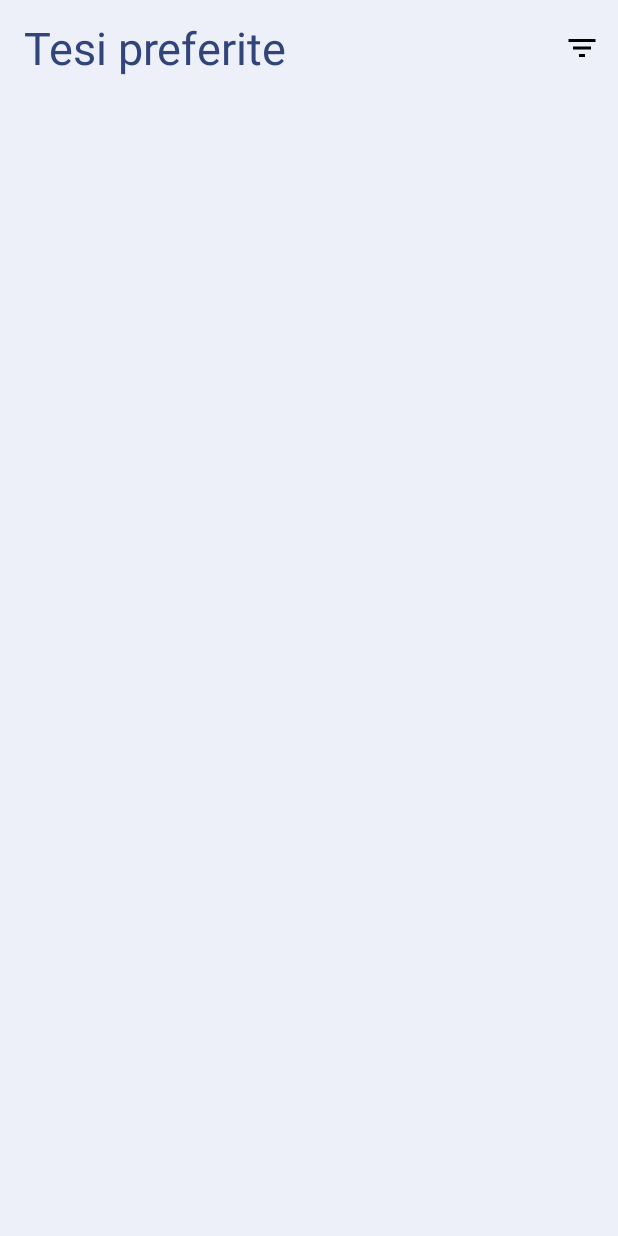
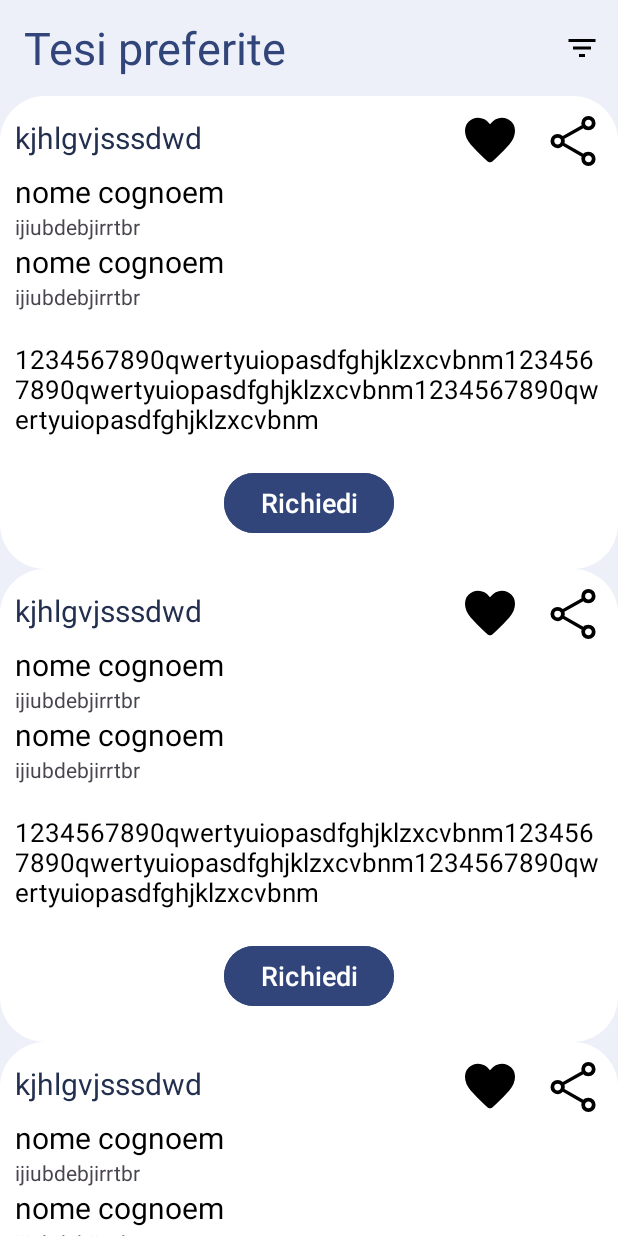
Before and after one commit to TheGreatAG/LaureApp2, an Android app: the layout fragment_tesi_preferite.xml on its own in the app's theme, with its tools: preview values and no code run, on a phone screen of 412 x 824 dp. Run offline under Robolectric (Android 15) with nearby library versions, the phone set to English and light mode, and no system bars.

Commit message:
Sto implementando la lista delle tesi preferite

```diff
--- /dev/null
+++ b/app/src/main/res/drawable/ic_condividi.xml
@@ -0,0 +1,9 @@
+<vector xmlns:android="http://schemas.android.com/apk/res/android"
+    android:width="48dp"
+    android:height="48dp"
+    android:viewportWidth="960"
+    android:viewportHeight="960">
+  <path
+      android:fillColor="#FF000000"
+      android:pathData="M727,880q-47.5,0 -80.75,-33.35Q613,813.31 613,765.67q0,-6.67 1.5,-16.31T619,732L316,556q-15,17 -37,27.5T234,594q-47.5,0 -80.75,-33.25T120,480q0,-47.5 33.25,-80.75T234,366q23,0 44,9t38,26l303,-174q-3,-7.07 -4.5,-15.91Q613,202.25 613,194q0,-47.5 33.25,-80.75T727,80q47.5,0 80.75,33.25T841,194q0,47.5 -33.25,80.75T727,308q-23.35,0 -44.68,-7.5T646,276L343,444q2,8 3.5,18.5t1.5,17.74q0,7.24 -1.5,15Q345,503 343,511l303,172q15,-14 35,-22.5t46,-8.5q47.5,0 80.75,33.25T841,766q0,47.5 -33.25,80.75T727,880ZM727.03,248Q750,248 765.5,232.47q15.5,-15.53 15.5,-38.5T765.47,155.5q-15.53,-15.5 -38.5,-15.5T688.5,155.53q-15.5,15.53 -15.5,38.5t15.53,38.47q15.53,15.5 38.5,15.5ZM234.03,534Q257,534 272.5,518.46q15.5,-15.53 15.5,-38.5T272.46,441.5q-15.53,-15.5 -38.5,-15.5T195.5,441.53q-15.5,15.53 -15.5,38.5t15.53,38.47q15.53,15.5 38.5,15.5ZM727.03,820Q750,820 765.5,804.46q15.5,-15.53 15.5,-38.5T765.47,727.5q-15.53,-15.5 -38.5,-15.5T688.5,727.54q-15.5,15.53 -15.5,38.5t15.53,38.47q15.53,15.5 38.5,15.5ZM727,194ZM234,480ZM727,766Z"/>
+</vector>
--- a/app/src/main/res/drawable/ic_preferito.xml
+++ b/app/src/main/res/drawable/ic_preferito.xml
@@ -4,6 +4,6 @@
     android:viewportWidth="960"
     android:viewportHeight="960">
   <path
-      android:fillColor="#FF000000"
+      android:fillColor="#903232"
       android:pathData="M480,820q-10.7,0 -21.78,-3.87 -11.08,-3.87 -19.49,-12.38L386,755Q262,640 171,535.5T80,317q0,-90.15 60.5,-150.58Q201,106 290,106q51,0 101,24.5t89,80.5q44,-56 91,-80.5t99,-24.5q89,0 149.5,60.42Q880,226.84 880,317q0,114 -91,218.5T574,755l-53,49q-8.25,8.38 -19.13,12.19Q491,820 480,820ZM454,277q-27,-49 -71,-80t-93,-31q-66,0 -108,42.5t-42,108.93q0,57.57 38.88,121.22 38.88,63.65 93,123.5Q326,622 384,673.5q58,51.5 96,86.5 38,-34 96,-86t112,-112.5q54,-60.5 93,-124.19Q820,373.61 820,317q0,-66 -42.5,-108.5T670,166q-50,0 -93.5,30.5T504,277q-5,8 -11,11.5t-14,3.5q-8,0 -14.5,-3.5T454,277ZM480,463Z"/>
 </vector>
--- a/app/src/main/res/drawable/ic_preferito_selezionato.xml
+++ b/app/src/main/res/drawable/ic_preferito_selezionato.xml
@@ -4,6 +4,6 @@
     android:viewportWidth="960"
     android:viewportHeight="960">
   <path
-      android:fillColor="#FF000000"
+      android:fillColor="#903232"
       android:pathData="M480,820q-11,0 -22,-4t-19,-12l-53,-49Q262,640 171,535.5T80,317q0,-90 60.5,-150.5T290,106q51,0 101,24.5t89,80.5q44,-56 91,-80.5t99,-24.5q89,0 149.5,60.5T880,317q0,114 -91,218.5T574,755l-53,49q-8,8 -19,12t-22,4Z"/>
 </vector>
--- /dev/null
+++ b/app/src/main/res/drawable/stile_elementi_lista_tesi_preferite.xml
@@ -0,0 +1,15 @@
+<?xml version="1.0" encoding="utf-8"?>
+<shape xmlns:android="http://schemas.android.com/apk/res/android"
+    android:shape="rectangle">
+
+    <size
+        android:width="40dp"
+        android:height="40dp"/>
+
+  <solid
+      android:color="@color/white"/>
+
+    <corners
+        android:radius="30dp"/>
+
+</shape>
--- a/app/src/main/res/layout/fragment_tesi_preferite.xml
+++ b/app/src/main/res/layout/fragment_tesi_preferite.xml
@@ -1,10 +1,11 @@
 <?xml version="1.0" encoding="utf-8"?>
-<FrameLayout xmlns:android="http://schemas.android.com/apk/res/android"
+<LinearLayout xmlns:android="http://schemas.android.com/apk/res/android"
     xmlns:tools="http://schemas.android.com/tools"
     android:layout_width="match_parent"
     android:layout_height="match_parent"
     xmlns:app="http://schemas.android.com/apk/res-auto"
-    tools:context=".FragmentTesiPreferite">
+    tools:context=".FragmentTesiPreferite"
+    android:orientation="vertical">
 
     <androidx.appcompat.widget.Toolbar
         android:id="@+id/toolbar"
@@ -21,4 +22,14 @@
 
     </androidx.appcompat.widget.Toolbar>
 
-</FrameLayout>
+
+    <!--DA FINIRE, MANCANO LE CLASSI CHE GESTISCONO LA RECICLER VIEW PROBABILE NE RICICLO QUALCUNA-->
+
+    <androidx.recyclerview.widget.RecyclerView
+        android:id="@+id/lista_tesi_preferite"
+        android:layout_width="match_parent"
+        android:layout_height="wrap_content"
+        tools:listitem="@layout/layout_lista_tesi_preferite"
+        />
+
+</LinearLayout>
--- /dev/null
+++ b/app/src/main/res/layout/layout_lista_tesi_preferite.xml
@@ -0,0 +1,103 @@
+<?xml version="1.0" encoding="utf-8"?>
+<LinearLayout
+    xmlns:android="http://schemas.android.com/apk/res/android"
+    android:layout_width="match_parent"
+    android:layout_height="wrap_content"
+    android:background="@drawable/stile_elementi_lista_tesi_preferite"
+    android:orientation="vertical">
+
+    <LinearLayout
+        android:layout_width="match_parent"
+        android:layout_height="wrap_content"
+        android:layout_marginTop="@dimen/margine_bordi_laterali"
+        android:layout_marginStart="@dimen/margine_bordi_laterali"
+        android:layout_marginEnd="@dimen/margine_bordi_laterali">
+
+        <TextView
+            android:id="@+id/txt_titolo_tesi"
+            android:layout_width="0dp"
+            android:layout_height="wrap_content"
+            android:text="kjhlgvjsssdwd"
+            android:textColor="#232F4E"
+            android:textSize="20sp"
+            android:layout_weight="2"
+            />
+
+        <Button
+            android:id="@+id/btn_preferito"
+            android:layout_width="40dp"
+            android:layout_height="40dp"
+            android:layout_marginEnd="15dp"
+            android:background="@drawable/ic_preferito_selezionato"/>
+
+
+
+        <Button
+            android:id="@+id/btn_condividi_info_tesi"
+            android:layout_width="40dp"
+            android:layout_height="40dp"
+            android:background="@drawable/ic_condividi"
+         />
+
+    </LinearLayout>
+
+    <TextView
+        android:id="@+id/txt_nome_relatore"
+        android:layout_width="wrap_content"
+        android:layout_height="wrap_content"
+        android:text="nome cognoem"
+        android:textSize="20sp"
+        android:layout_marginStart="@dimen/margine_bordi_laterali"
+        android:layout_marginEnd="@dimen/margine_bordi_laterali"
+        android:textColor="@color/black"/>
+
+    <TextView
+        android:id="@+id/txt_email_relatore"
+        android:layout_width="wrap_content"
+        android:layout_height="wrap_content"
+        android:layout_marginStart="@dimen/margine_bordi_laterali"
+        android:layout_marginEnd="@dimen/margine_bordi_laterali"
+        android:text="ijiubdebjirrtbr"/>
+
+    <TextView
+        android:id="@+id/txt_corelatore"
+        android:layout_width="wrap_content"
+        android:layout_height="wrap_content"
+        android:layout_marginStart="@dimen/margine_bordi_laterali"
+        android:layout_marginEnd="@dimen/margine_bordi_laterali"
+        android:text="nome cognoem"
+        android:textSize="20sp"
+        android:textColor="@color/black"/>
+
+    <TextView
+        android:id="@+id/id_email_corelatore"
+        android:layout_width="wrap_content"
+        android:layout_height="wrap_content"
+        android:layout_marginStart="@dimen/margine_bordi_laterali"
+        android:layout_marginEnd="@dimen/margine_bordi_laterali"
+        android:text="ijiubdebjirrtbr"/>
+
+    <TextView
+        android:id="@+id/txt_descrizione"
+        android:layout_width="wrap_content"
+        android:layout_height="wrap_content"
+        android:textSize="17sp"
+        android:layout_marginTop="20dp"
+        android:text="1234567890qwertyuiopasdfghjklzxcvbnm1234567890qwertyuiopasdfghjklzxcvbnm1234567890qwertyuiopasdfghjklzxcvbnm"
+        android:textColor="@color/black"
+        android:layout_marginStart="@dimen/margine_bordi_laterali"
+        android:layout_marginEnd="@dimen/margine_bordi_laterali"/>
+
+
+    <Button
+        android:id="@+id/btn_richiedi_tesi"
+        android:layout_width="wrap_content"
+        android:layout_height="wrap_content"
+        android:text="@string/richiedi"
+        android:textSize="18sp"
+        android:layout_marginTop="20dp"
+        android:backgroundTint="@color/richiamo_azione"
+        android:layout_marginBottom="20dp"
+        android:layout_gravity="center"/>
+
+</LinearLayout>
--- a/app/src/main/res/values/strings.xml
+++ b/app/src/main/res/values/strings.xml
@@ -32,6 +32,7 @@
     <string name="da_completare">Da completare</string>
     <string name="in_lavorazione">In lavorazione</string>
     <string name="completato">Completato</string>
+    <string name="richiedi">Richiedi</string>
 
 
     <string-array name="numbers"> <!--è solo un array di prova inutile,serve per dimostrare il funzionamento dello spinner-->
```
